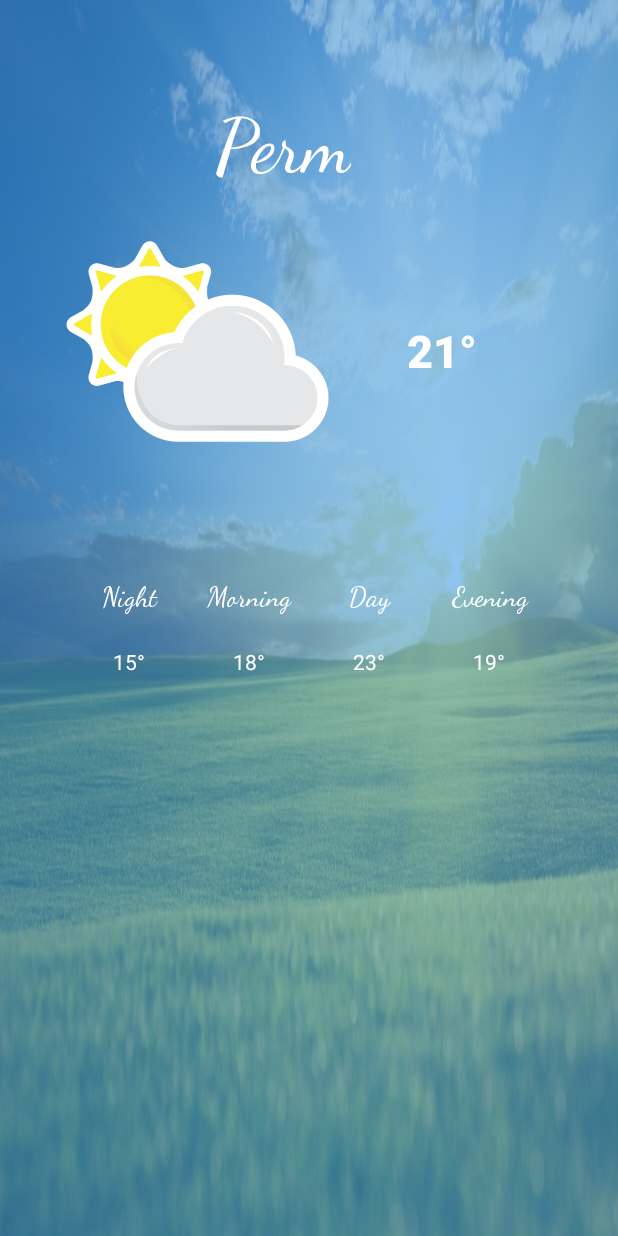
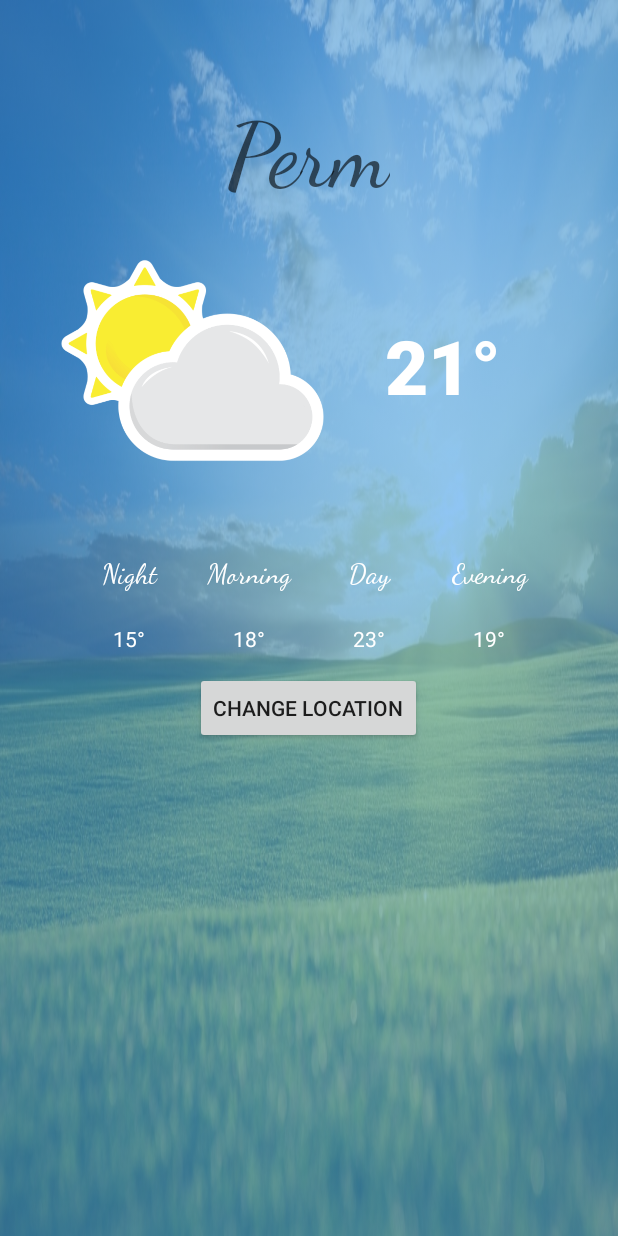
Before and after one commit to YlishnaF/android_lession2, an Android app: the layout activity_main.xml on its own in the app's theme, with its tools: preview values and no code run, on a phone screen of 412 x 824 dp. Run offline under Robolectric (Android 15) with nearby library versions, the phone set to English and light mode, and no system bars; Roboto replaces fonts that are not available here.

Commit message:
third commit

```diff
--- a/app/src/main/AndroidManifest.xml
+++ b/app/src/main/AndroidManifest.xml
@@ -9,6 +9,7 @@
         android:roundIcon="@mipmap/ic_launcher_round"
         android:supportsRtl="true"
         android:theme="@style/AppTheme">
+        <activity android:name=".SecondActivity"/>
         <activity android:name=".MainActivity">
             <intent-filter>
                 <action android:name="android.intent.action.MAIN" />
@@ -16,6 +17,7 @@
                 <category android:name="android.intent.category.LAUNCHER" />
             </intent-filter>
         </activity>
+
         <meta-data
             android:name="preloaded_fonts"
             android:resource="@array/preloaded_fonts" />
--- a/app/src/main/res/layout-land/activity_main.xml
+++ b/app/src/main/res/layout-land/activity_main.xml
@@ -21,9 +21,8 @@
         android:backgroundTintMode="src_over"
         android:cropToPadding="true"
         android:duplicateParentState="false"
-        android:paddingLeft="10dp"
         app:layout_constraintEnd_toEndOf="parent"
-        app:layout_constraintHorizontal_bias="1.0"
+        app:layout_constraintHorizontal_bias="0.0"
         app:layout_constraintStart_toStartOf="parent"
         app:layout_constraintTop_toTopOf="parent" />
 
@@ -31,27 +30,28 @@
         android:id="@+id/location"
         android:layout_width="wrap_content"
         android:layout_height="wrap_content"
-        android:layout_marginStart="196dp"
-        android:layout_marginTop="24dp"
+        android:layout_marginStart="204dp"
+        android:layout_marginTop="16dp"
         android:fontFamily="cursive"
-        android:text="@string/location"
+        android:hint="Perm"
         android:textColor="@android:color/background_light"
-        android:textSize="50sp"
+        android:textSize="60sp"
         app:layout_constraintStart_toStartOf="parent"
-        app:layout_constraintTop_toTopOf="parent" />
+        app:layout_constraintTop_toTopOf="parent"
+        tools:ignore="HardcodedText" />
 
     <TextView
         android:id="@+id/mainDegree"
-        android:layout_width="74dp"
-        android:layout_height="65dp"
+        android:layout_width="101dp"
+        android:layout_height="79dp"
         android:layout_marginStart="204dp"
-        android:layout_marginTop="12dp"
+        android:layout_marginTop="4dp"
         android:fontFamily="sans-serif-black"
         android:padding="5dp"
         android:text="@string/maidDegree"
         android:textAlignment="center"
         android:textColor="@android:color/background_light"
-        android:textSize="30sp"
+        android:textSize="50sp"
         app:layout_constraintStart_toStartOf="@+id/background"
         app:layout_constraintTop_toBottomOf="@+id/location" />
 
@@ -60,17 +60,18 @@
         android:layout_width="178dp"
         android:layout_height="151dp"
         android:layout_marginStart="36dp"
-        android:layout_marginTop="24dp"
+        android:layout_marginTop="16dp"
         android:visibility="visible"
         app:layout_constraintStart_toEndOf="@+id/location"
         app:layout_constraintTop_toTopOf="parent"
-        app:srcCompat="@drawable/weather_cloudy_sun" />
+        app:srcCompat="@drawable/weather_cloudy_sun"
+        tools:ignore="ContentDescription" />
 
     <TextView
         android:id="@+id/textView2"
         android:layout_width="80dp"
         android:layout_height="40dp"
-        android:layout_marginTop="30dp"
+        android:layout_marginTop="12dp"
         android:fontFamily="cursive"
         android:text="@string/time"
         android:textAlignment="center"
@@ -81,13 +82,13 @@
         app:layout_constraintHorizontal_bias="0.5"
         app:layout_constraintHorizontal_chainStyle="packed"
         app:layout_constraintStart_toStartOf="parent"
-        app:layout_constraintTop_toBottomOf="@+id/imageView" />
+        app:layout_constraintTop_toBottomOf="@+id/mainDegree" />
 
     <TextView
         android:id="@+id/textView4"
         android:layout_width="80dp"
         android:layout_height="40dp"
-        android:layout_marginTop="30dp"
+        android:layout_marginTop="12dp"
         android:fontFamily="cursive"
         android:text="@string/timeMorning"
         android:textAlignment="center"
@@ -97,13 +98,13 @@
         app:layout_constraintEnd_toStartOf="@+id/textView5"
         app:layout_constraintHorizontal_bias="0.5"
         app:layout_constraintStart_toEndOf="@+id/textView2"
-        app:layout_constraintTop_toBottomOf="@+id/imageView" />
+        app:layout_constraintTop_toBottomOf="@+id/mainDegree" />
 
     <TextView
         android:id="@+id/textView5"
         android:layout_width="80dp"
         android:layout_height="40dp"
-        android:layout_marginTop="30dp"
+        android:layout_marginTop="12dp"
         android:fontFamily="cursive"
         android:text="@string/timeDay"
         android:textAlignment="center"
@@ -113,13 +114,13 @@
         app:layout_constraintEnd_toStartOf="@+id/textView6"
         app:layout_constraintHorizontal_bias="0.5"
         app:layout_constraintStart_toEndOf="@+id/textView4"
-        app:layout_constraintTop_toBottomOf="@+id/imageView" />
+        app:layout_constraintTop_toBottomOf="@+id/mainDegree" />
 
     <TextView
         android:id="@+id/textView6"
         android:layout_width="80dp"
         android:layout_height="40dp"
-        android:layout_marginTop="30dp"
+        android:layout_marginTop="12dp"
         android:fontFamily="cursive"
         android:text="@string/timeEvening"
         android:textAlignment="center"
@@ -129,12 +130,12 @@
         app:layout_constraintEnd_toEndOf="parent"
         app:layout_constraintHorizontal_bias="0.5"
         app:layout_constraintStart_toEndOf="@+id/textView5"
-        app:layout_constraintTop_toBottomOf="@+id/imageView" />
+        app:layout_constraintTop_toBottomOf="@+id/mainDegree" />
 
     <TextView
         android:id="@+id/textView7"
         android:layout_width="80dp"
-        android:layout_height="40dp"
+        android:layout_height="20dp"
         android:layout_marginTop="4dp"
         android:text="15°"
         android:textAlignment="center"
@@ -148,7 +149,7 @@
     <TextView
         android:id="@+id/textView8"
         android:layout_width="80dp"
-        android:layout_height="40dp"
+        android:layout_height="20dp"
         android:layout_marginTop="4dp"
         android:text="18°"
         android:textAlignment="center"
@@ -161,7 +162,7 @@
     <TextView
         android:id="@+id/textView9"
         android:layout_width="80dp"
-        android:layout_height="40dp"
+        android:layout_height="20dp"
         android:layout_marginTop="4dp"
         android:text="23°"
         android:textAlignment="center"
@@ -174,7 +175,7 @@
     <TextView
         android:id="@+id/textView10"
         android:layout_width="80dp"
-        android:layout_height="40dp"
+        android:layout_height="20dp"
         android:layout_marginTop="4dp"
         android:text="19°"
         android:textAlignment="center"
@@ -184,4 +185,15 @@
         app:layout_constraintStart_toEndOf="@+id/textView9"
         app:layout_constraintTop_toBottomOf="@+id/textView6" />
 
+    <Button
+        android:id="@+id/changeLctBtn"
+        android:layout_width="187dp"
+        android:layout_height="37dp"
+        android:layout_marginTop="4dp"
+        android:text="Change location"
+        app:layout_constraintEnd_toEndOf="parent"
+        app:layout_constraintHorizontal_bias="0.499"
+        app:layout_constraintStart_toStartOf="@+id/background"
+        app:layout_constraintTop_toBottomOf="@+id/textView9" />
+
 </androidx.constraintlayout.widget.ConstraintLayout>
--- a/app/src/main/res/layout/activity_main.xml
+++ b/app/src/main/res/layout/activity_main.xml
@@ -21,9 +21,9 @@
         android:backgroundTintMode="src_over"
         android:cropToPadding="true"
         android:duplicateParentState="false"
-        android:paddingLeft="10dp"
+
         app:layout_constraintEnd_toEndOf="parent"
-        app:layout_constraintHorizontal_bias="0.0"
+        app:layout_constraintHorizontal_bias="1.0"
         app:layout_constraintStart_toStartOf="parent"
         app:layout_constraintTop_toTopOf="parent" />
 
@@ -31,27 +31,28 @@
         android:id="@+id/location"
         android:layout_width="wrap_content"
         android:layout_height="wrap_content"
-        android:layout_marginStart="144dp"
         android:layout_marginTop="68dp"
         android:fontFamily="cursive"
-        android:text="@string/location"
+        android:hint="Perm"
         android:textColor="@android:color/background_light"
-        android:textSize="50sp"
+        android:textSize="60sp"
+        app:layout_constraintEnd_toEndOf="parent"
         app:layout_constraintStart_toStartOf="parent"
-        app:layout_constraintTop_toTopOf="parent" />
+        app:layout_constraintTop_toTopOf="parent"
+        tools:ignore="HardcodedText" />
 
     <TextView
         android:id="@+id/mainDegree"
-        android:layout_width="74dp"
-        android:layout_height="65dp"
-        android:layout_marginTop="80dp"
-        android:layout_marginEnd="80dp"
+        android:layout_width="97dp"
+        android:layout_height="75dp"
+        android:layout_marginTop="64dp"
+        android:layout_marginEnd="68dp"
         android:fontFamily="sans-serif-black"
         android:padding="5dp"
         android:text="@string/maidDegree"
         android:textAlignment="center"
         android:textColor="@android:color/background_light"
-        android:textSize="30sp"
+        android:textSize="50sp"
         app:layout_constraintEnd_toEndOf="parent"
         app:layout_constraintTop_toBottomOf="@+id/location" />
 
@@ -72,7 +73,7 @@
         android:id="@+id/textView2"
         android:layout_width="80dp"
         android:layout_height="40dp"
-        android:layout_marginTop="84dp"
+        android:layout_marginTop="56dp"
         android:fontFamily="cursive"
         android:text="@string/time"
         android:textAlignment="center"
@@ -89,7 +90,7 @@
         android:id="@+id/textView4"
         android:layout_width="80dp"
         android:layout_height="40dp"
-        android:layout_marginTop="84dp"
+        android:layout_marginTop="56dp"
         android:fontFamily="cursive"
         android:text="@string/timeMorning"
         android:textAlignment="center"
@@ -105,7 +106,7 @@
         android:id="@+id/textView5"
         android:layout_width="80dp"
         android:layout_height="40dp"
-        android:layout_marginTop="84dp"
+        android:layout_marginTop="56dp"
         android:fontFamily="cursive"
         android:text="@string/timeDay"
         android:textAlignment="center"
@@ -121,7 +122,7 @@
         android:id="@+id/textView6"
         android:layout_width="80dp"
         android:layout_height="40dp"
-        android:layout_marginTop="84dp"
+        android:layout_marginTop="56dp"
         android:fontFamily="cursive"
         android:text="@string/timeEvening"
         android:textAlignment="center"
@@ -136,11 +137,12 @@
     <TextView
         android:id="@+id/textView7"
         android:layout_width="80dp"
-        android:layout_height="40dp"
+        android:layout_height="20dp"
         android:layout_marginTop="4dp"
         android:text="15°"
         android:textAlignment="center"
         android:textColor="#FFFFFF"
+        android:textSize="14sp"
         app:layout_constraintEnd_toStartOf="@+id/textView8"
         app:layout_constraintHorizontal_bias="0.5"
         app:layout_constraintHorizontal_chainStyle="packed"
@@ -150,7 +152,7 @@
     <TextView
         android:id="@+id/textView8"
         android:layout_width="80dp"
-        android:layout_height="40dp"
+        android:layout_height="20dp"
         android:layout_marginTop="4dp"
         android:text="18°"
         android:textAlignment="center"
@@ -163,7 +165,7 @@
     <TextView
         android:id="@+id/textView9"
         android:layout_width="80dp"
-        android:layout_height="40dp"
+        android:layout_height="20dp"
         android:layout_marginTop="4dp"
         android:text="23°"
         android:textAlignment="center"
@@ -176,7 +178,7 @@
     <TextView
         android:id="@+id/textView10"
         android:layout_width="80dp"
-        android:layout_height="40dp"
+        android:layout_height="20dp"
         android:layout_marginTop="4dp"
         android:text="19°"
         android:textAlignment="center"
@@ -200,4 +202,15 @@
         android:orientation="horizontal"
         app:layout_constraintGuide_end="299dp" />
 
+    <Button
+        android:id="@+id/changeLctBtn"
+        android:layout_width="wrap_content"
+        android:layout_height="wrap_content"
+        android:layout_marginTop="12dp"
+        android:text="Change location"
+        app:layout_constraintEnd_toEndOf="parent"
+        app:layout_constraintHorizontal_bias="0.498"
+        app:layout_constraintStart_toStartOf="parent"
+        app:layout_constraintTop_toBottomOf="@+id/textView8" />
+
 </androidx.constraintlayout.widget.ConstraintLayout>
```
Also changed, not shown: app/src/main/java/com/example/myapplication/MainActivity.java (+44 -51 lines), app/src/main/java/com/example/myapplication/SecondActivity.java (added, +112 -0 lines), app/src/main/res/layout-land/activity_second.xml (added, +34 -0 lines), app/src/main/res/layout/activity_second.xml (added, +34 -0 lines).
